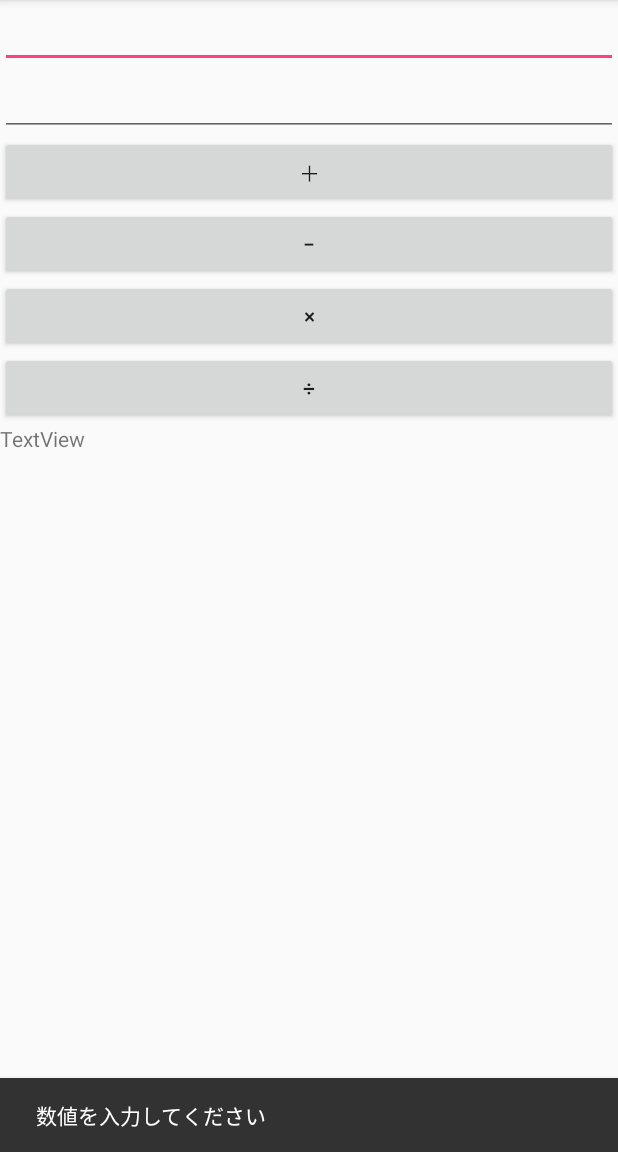
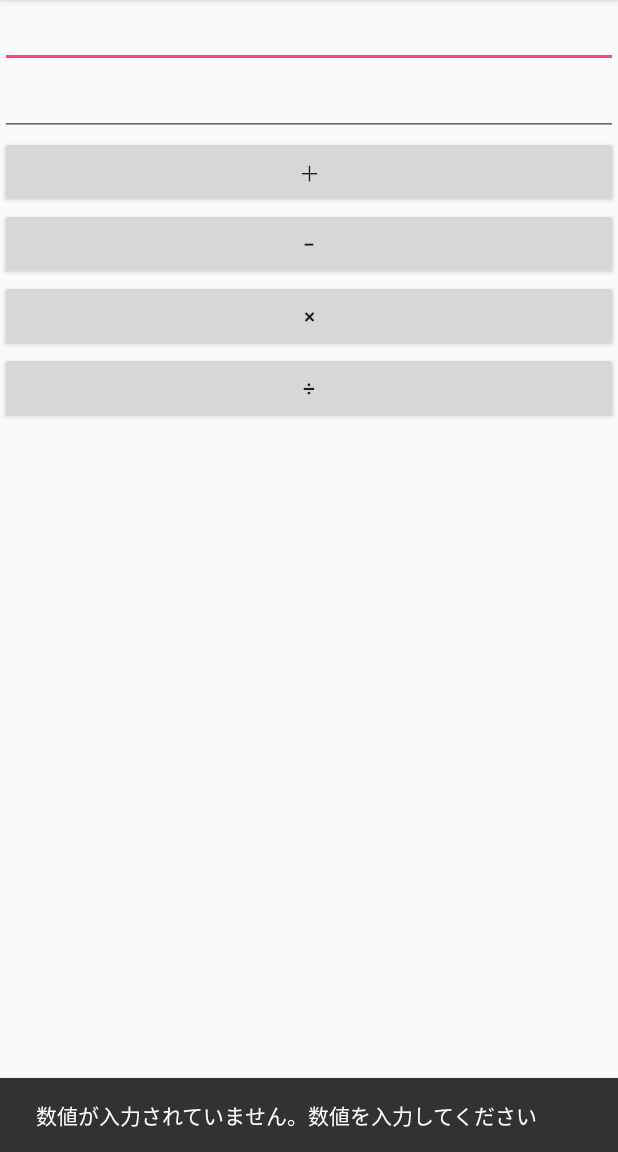
Before and after one commit to hirokosakoda/CalcApp, an Android app: the screen it shows after launch (MainActivity), after a tap on an icon or button, on a phone screen of 412 x 824 dp, the part 84-1236 px from its top. Run offline under Robolectric (Android 15) with nearby library versions, the phone set to English and light mode, and no system bars.

Commit message:
Give a message when a non-numerical value is input

```diff
--- a/app/src/main/java/jp/techacademy/hiroko/sakoda/calcapp/MainActivity.java
+++ b/app/src/main/java/jp/techacademy/hiroko/sakoda/calcapp/MainActivity.java
@@ -7,7 +7,6 @@ import android.view.View;
 import android.widget.Button;
 import android.widget.EditText;
 import android.content.Intent;
-import android.widget.TextView;
 import android.support.design.widget.Snackbar;
 
 public class MainActivity extends AppCompatActivity implements View.OnClickListener {
@@ -47,24 +46,16 @@ public class MainActivity extends AppCompatActivity implements View.OnClickListe
     @Override
     public void onClick(View v) {
 
-        TextView textView = (TextView) findViewById(R.id.textView);
         firstStr = editText1.getText().toString();
         secondStr = editText2.getText().toString();
 
-//        nullでは反応しない
-//        if (firstStr == null)  {
-//            Log.d("UI_PARTS", "firstStr==null" + firstStr);
-//        }
+        try{
 
             if ((firstStr.length() == 0)||(secondStr.length() == 0)){
 
-            //textView.setText("数値を入力してください");
-            Snackbar.make(v, "数値を入力してください", Snackbar.LENGTH_LONG)
-                    .setAction("Action", null).show();
+                showSnackBar(v, "数値が入力されていません。数値を入力してください");
 
             }else{
-
-            textView.setText("");
 
                 firstNum = Double.parseDouble(firstStr);
                 secondNum = Double.parseDouble(secondStr);
@@ -81,14 +72,24 @@ public class MainActivity extends AppCompatActivity implements View.OnClickListe
                     goToSecond(resultNum);
                 }else{
                     if (secondNum == 0){
-                    Snackbar.make(v, "０以外の数値で割ってください", Snackbar.LENGTH_LONG)
-                            .setAction("Action", null).show();
+
+                        showSnackBar(v, "０以外の数値で割ってください");
+
                     }else{
                         resultNum = firstNum / secondNum;
                         goToSecond(resultNum);
                     }
                 }
             }
+
+        }catch (NumberFormatException e) {
+
+            showSnackBar(v, "数値を正しく入力してください");
+        }
+    }
+
+    private void showSnackBar(View v, String str){
+        Snackbar.make(v, str, Snackbar.LENGTH_LONG).setAction("Action", null).show();
     }
 
     private  void goToSecond(Double resultNum){
--- a/app/src/main/res/layout/activity_main.xml
+++ b/app/src/main/res/layout/activity_main.xml
@@ -37,10 +37,4 @@
         android:layout_height="wrap_content"
         android:id="@+id/button4"/>
 
-    <TextView
-        android:layout_width="match_parent"
-        android:layout_height="match_parent"
-        android:text="TextView"
-        android:id="@+id/textView"/>
-
 </LinearLayout>
```
Lines whose indentation alone changed are shown as unchanged.
